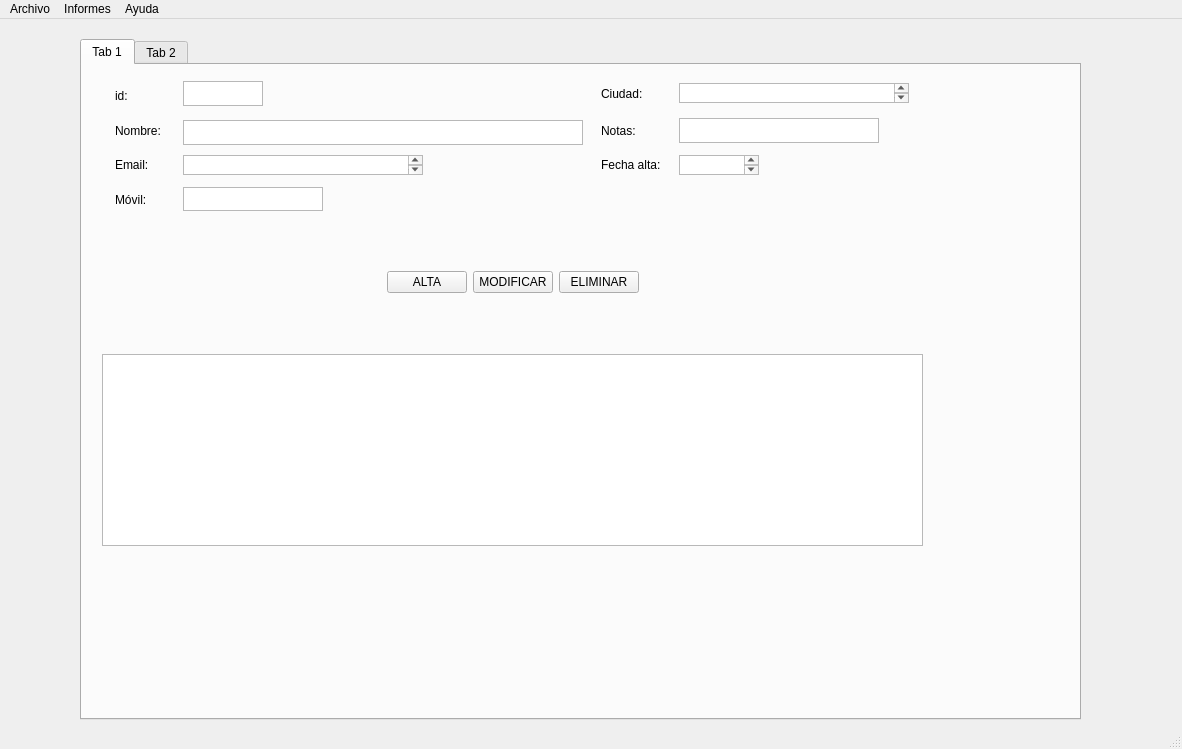
lauri1604/rodriguezrodriguezrecupera, file templates/venPrincipal.ui: the form before one commit.
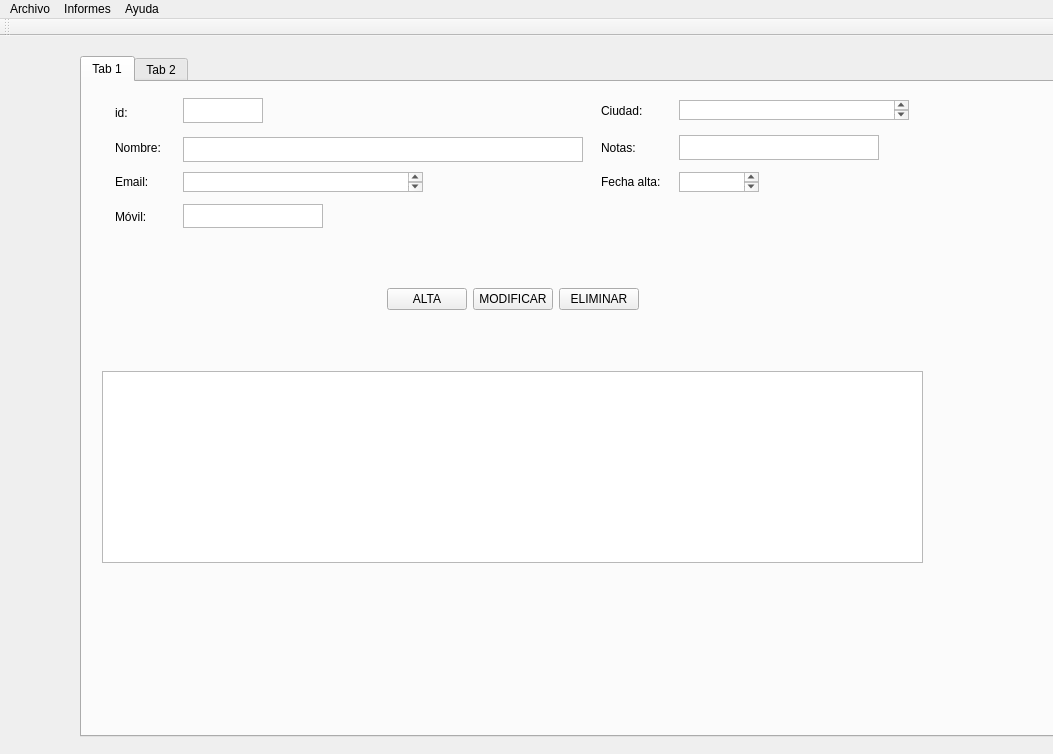
The form after the commit. Icons and pictures are not drawn.

Commit message: Limpiar carpeta informes y crear toolbar para añadir botones

```diff
--- a/templates/venPrincipal.ui
+++ b/templates/venPrincipal.ui
@@ -2,12 +2,15 @@
 <ui version="4.0">
  <class>MainWindow</class>
  <widget class="QMainWindow" name="MainWindow">
+  <property name="enabled">
+   <bool>true</bool>
+  </property>
   <property name="geometry">
    <rect>
     <x>0</x>
     <y>0</y>
-    <width>1182</width>
-    <height>749</height>
+    <width>1053</width>
+    <height>754</height>
    </rect>
   </property>
   <property name="maximumSize">
@@ -438,8 +441,8 @@
     <rect>
      <x>0</x>
      <y>0</y>
-     <width>1182</width>
-     <height>21</height>
+     <width>1053</width>
+     <height>22</height>
     </rect>
    </property>
    <widget class="QMenu" name="menuArchivo">
@@ -464,7 +467,17 @@
    <addaction name="menuInformes"/>
    <addaction name="menuAyuda"/>
   </widget>
-  <widget class="QStatusBar" name="statusbar"/>
+  <widget class="QToolBar" name="toolBar">
+   <property name="windowTitle">
+    <string>toolBar</string>
+   </property>
+   <attribute name="toolBarArea">
+    <enum>TopToolBarArea</enum>
+   </attribute>
+   <attribute name="toolBarBreak">
+    <bool>false</bool>
+   </attribute>
+  </widget>
   <action name="actionSalir">
    <property name="text">
     <string>Salir</string>
```
The commit also changes 5 other files.
